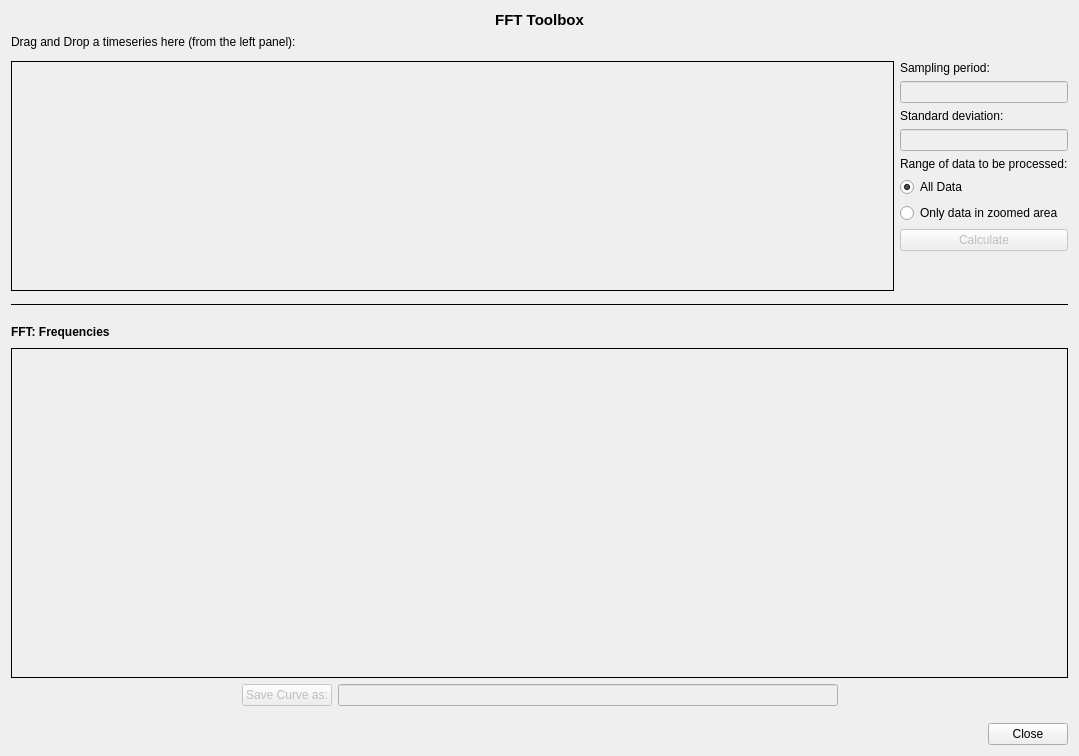
Before: the Qt Designer form plotjuggler_plugins/ToolboxFFT/toolbox_FFT.ui in yuanzhongqiao/PlotJuggler, drawn with Qt 5.
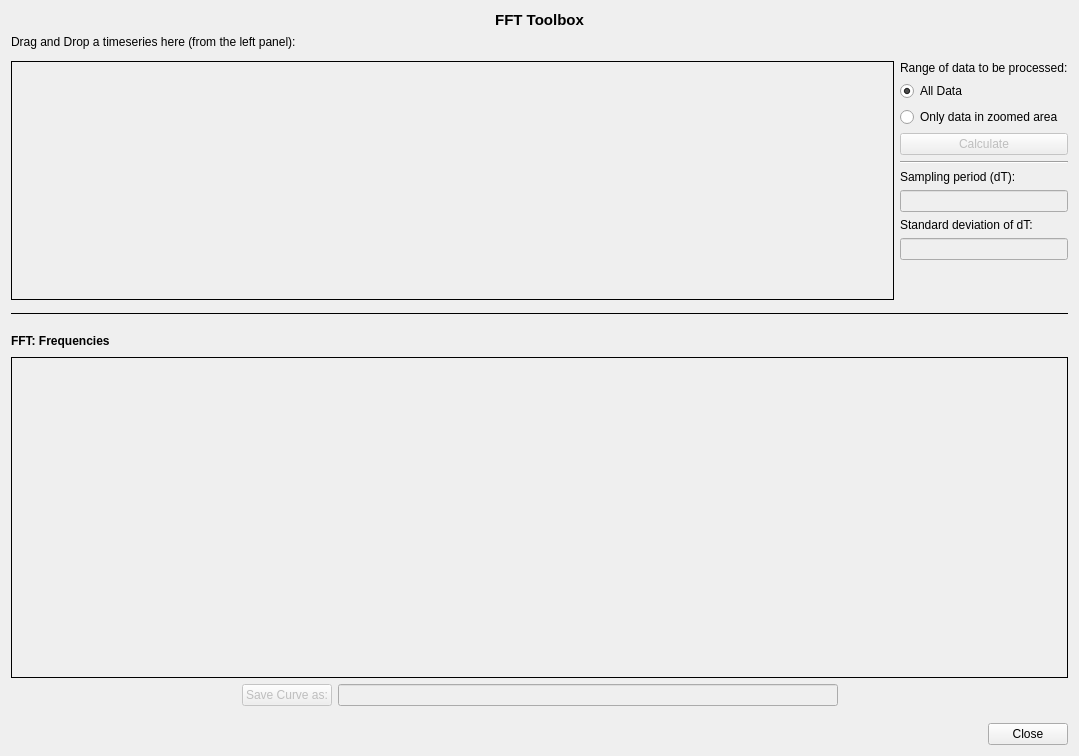
After: the same form once the commit is applied.

Diff of the .ui file:
```diff
--- a/plotjuggler_plugins/ToolboxFFT/toolbox_FFT.ui
+++ b/plotjuggler_plugins/ToolboxFFT/toolbox_FFT.ui
@@ -61,40 +61,6 @@
      </item>
      <item>
       <layout class="QVBoxLayout" name="verticalLayout_2">
-       <item>
-        <widget class="QLabel" name="label_4">
-         <property name="text">
-          <string>Sampling period:</string>
-         </property>
-        </widget>
-       </item>
-       <item>
-        <widget class="QLineEdit" name="lineEditDT">
-         <property name="enabled">
-          <bool>false</bool>
-         </property>
-         <property name="readOnly">
-          <bool>true</bool>
-         </property>
-        </widget>
-       </item>
-       <item>
-        <widget class="QLabel" name="label_5">
-         <property name="text">
-          <string>Standard deviation:</string>
-         </property>
-        </widget>
-       </item>
-       <item>
-        <widget class="QLineEdit" name="lineEditStdDev">
-         <property name="enabled">
-          <bool>false</bool>
-         </property>
-         <property name="readOnly">
-          <bool>true</bool>
-         </property>
-        </widget>
-       </item>
        <item>
         <widget class="QLabel" name="label_6">
          <property name="text">
@@ -129,6 +95,47 @@
          </property>
         </widget>
        </item>
+       <item>
+        <widget class="Line" name="line_2">
+         <property name="orientation">
+          <enum>Qt::Horizontal</enum>
+         </property>
+        </widget>
+       </item>
+       <item>
+        <widget class="QLabel" name="label_4">
+         <property name="text">
+          <string>Sampling period (dT):</string>
+         </property>
+        </widget>
+       </item>
+       <item>
+        <widget class="QLineEdit" name="lineEditDT">
+         <property name="enabled">
+          <bool>false</bool>
+         </property>
+         <property name="readOnly">
+          <bool>true</bool>
+         </property>
+        </widget>
+       </item>
+       <item>
+        <widget class="QLabel" name="label_5">
+         <property name="text">
+          <string>Standard deviation of dT:</string>
+         </property>
+        </widget>
+       </item>
+       <item>
+        <widget class="QLineEdit" name="lineEditStdDev">
+         <property name="enabled">
+          <bool>false</bool>
+         </property>
+         <property name="readOnly">
+          <bool>true</bool>
+         </property>
+        </widget>
+       </item>
        <item>
         <spacer name="verticalSpacer">
          <property name="orientation">
```
